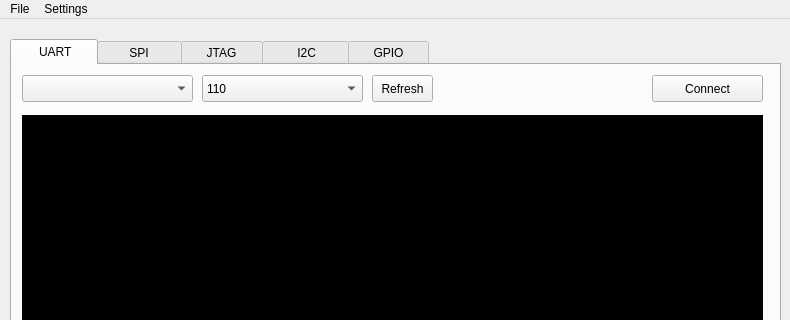
First picture: the form in UI/badge.ui, repository attify/attify-badge, before the edit; both pictures show x 0 to 790 and y 0 to 320 of the 790 by 588 pixel window.
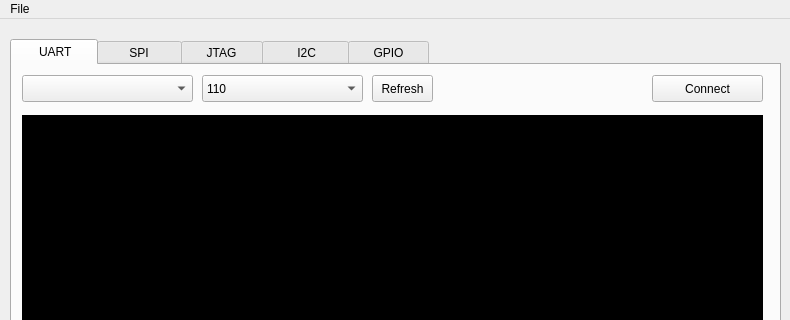
Second picture: the form after the edit.

```diff
--- a/UI/badge.ui
+++ b/UI/badge.ui
@@ -2492,13 +2492,7 @@
     <addaction name="actionAbout"/>
     <addaction name="actionExit"/>
    </widget>
-   <widget class="QMenu" name="menuSettings">
-    <property name="title">
-     <string>Settings</string>
-    </property>
-   </widget>
    <addaction name="menuFile"/>
-   <addaction name="menuSettings"/>
   </widget>
   <widget class="QStatusBar" name="statusbar"/>
   <action name="actionAbout">
```
